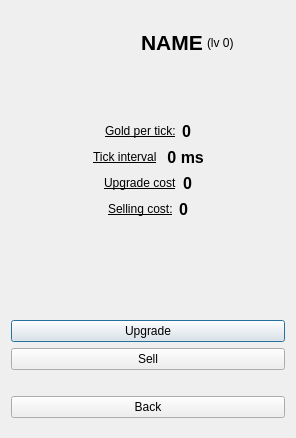
This is ProfitableDungeons/building_dialog.ui in Talendar/profitable_dungeons as Qt 5 draws it before an edit. The edited form follows.
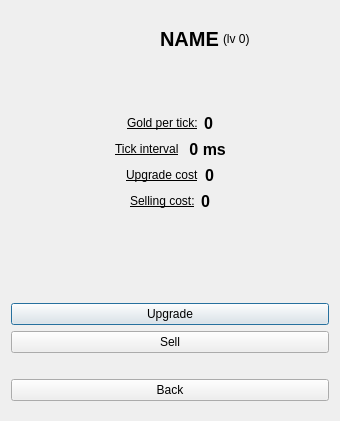
This is the edited form. Icons and pictures are not drawn.

Patch:
```diff
--- a/ProfitableDungeons/building_dialog.ui
+++ b/ProfitableDungeons/building_dialog.ui
@@ -6,8 +6,8 @@
    <rect>
     <x>0</x>
     <y>0</y>
-    <width>296</width>
-    <height>438</height>
+    <width>340</width>
+    <height>421</height>
    </rect>
   </property>
   <property name="windowTitle">
@@ -36,8 +36,8 @@
        </property>
        <property name="sizeHint" stdset="0">
         <size>
-         <width>40</width>
-         <height>20</height>
+         <width>0</width>
+         <height>0</height>
         </size>
        </property>
       </spacer>
@@ -55,14 +55,14 @@
        </property>
        <property name="minimumSize">
         <size>
-         <width>64</width>
-         <height>64</height>
+         <width>56</width>
+         <height>56</height>
         </size>
        </property>
        <property name="maximumSize">
         <size>
-         <width>64</width>
-         <height>64</height>
+         <width>56</width>
+         <height>56</height>
         </size>
        </property>
        <property name="text">
@@ -96,7 +96,7 @@
       <widget class="QLabel" name="building_name">
        <property name="font">
         <font>
-         <pointsize>16</pointsize>
+         <pointsize>15</pointsize>
          <weight>75</weight>
          <bold>true</bold>
         </font>
@@ -120,8 +120,8 @@
        </property>
        <property name="sizeHint" stdset="0">
         <size>
-         <width>40</width>
-         <height>20</height>
+         <width>0</width>
+         <height>0</height>
         </size>
        </property>
       </spacer>
```
